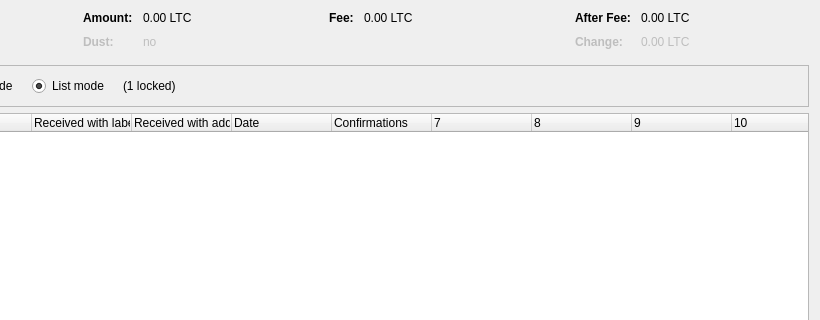
Before: the Qt Designer form src/qt/forms/coincontroldialog.ui in cryptobuks1/bidcoin, drawn with Qt 5; both pictures show x 180 to 1000 and y 0 to 320 of the 1000 by 500 pixel window.
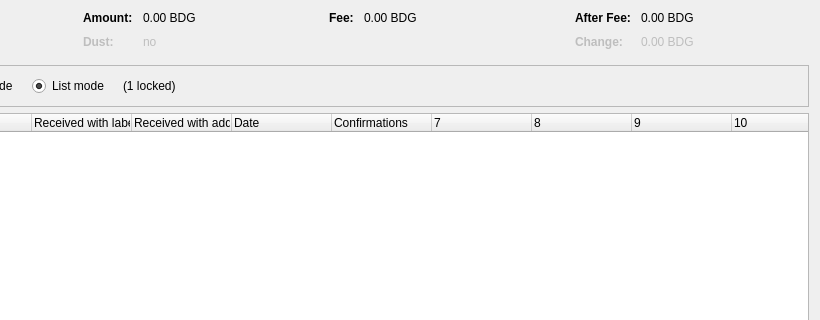
After: the same form once the commit is applied. Custom widgets are drawn as their Qt base class.

What changed in the file:
```diff
--- a/src/qt/forms/coincontroldialog.ui
+++ b/src/qt/forms/coincontroldialog.ui
@@ -132,7 +132,7 @@
           <enum>Qt::ActionsContextMenu</enum>
          </property>
          <property name="text">
-          <string notr="true">0.00 LTC</string>
+          <string notr="true">0.00 BDG</string>
          </property>
          <property name="textInteractionFlags">
           <set>Qt::LinksAccessibleByMouse|Qt::TextSelectableByKeyboard|Qt::TextSelectableByMouse</set>
@@ -212,7 +212,7 @@
           <enum>Qt::ActionsContextMenu</enum>
          </property>
          <property name="text">
-          <string notr="true">0.00 LTC</string>
+          <string notr="true">0.00 BDG</string>
          </property>
          <property name="textInteractionFlags">
           <set>Qt::LinksAccessibleByMouse|Qt::TextSelectableByKeyboard|Qt::TextSelectableByMouse</set>
@@ -257,7 +257,7 @@
           <enum>Qt::ActionsContextMenu</enum>
          </property>
          <property name="text">
-          <string notr="true">0.00 LTC</string>
+          <string notr="true">0.00 BDG</string>
          </property>
          <property name="textInteractionFlags">
           <set>Qt::LinksAccessibleByMouse|Qt::TextSelectableByKeyboard|Qt::TextSelectableByMouse</set>
@@ -292,7 +292,7 @@
           <enum>Qt::ActionsContextMenu</enum>
          </property>
          <property name="text">
-          <string notr="true">0.00 LTC</string>
+          <string notr="true">0.00 BDG</string>
          </property>
          <property name="textInteractionFlags">
           <set>Qt::LinksAccessibleByMouse|Qt::TextSelectableByKeyboard|Qt::TextSelectableByMouse</set>
```
